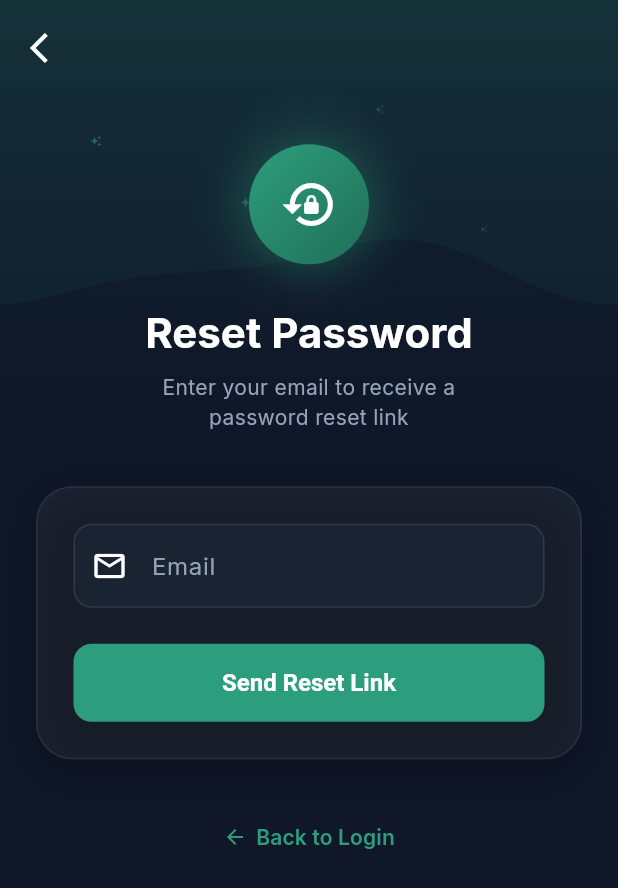
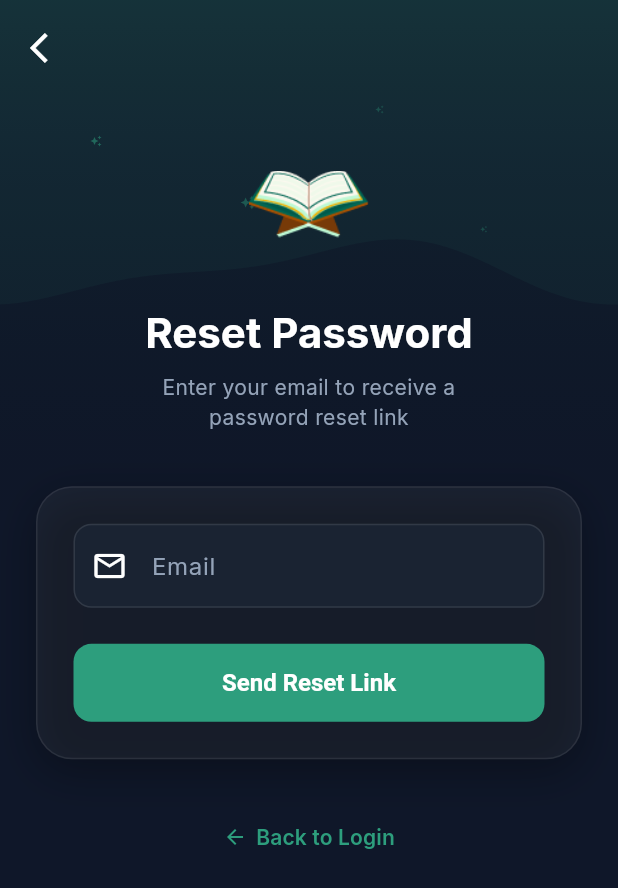
Before and after one commit to SajjadKhanYousafzai/Saamay_AI_FYP, a Flutter app: the screen it shows after launch, after a tap on "Forgot Password?", on a phone screen of 412 x 824 dp. Shown: the top 888 px of the screen. Run offline on Flutter 3.47's test engine with Material 3 defaults, Android fonts, the phone set to English and light mode, and no system bars; our stand-ins replace audioplayers, fl_chart, google_fonts, shared_preferences, supabase_flutter; missing offline and left inert: record; accounts and stored records are empty; statements that could not run were skipped.

Commit message:
implement authentication module with signup, login, loading, and reset password screens

```diff
--- a/saamay_ai/lib/features/auth/loading/loading_screen.dart
+++ b/saamay_ai/lib/features/auth/loading/loading_screen.dart
@@ -67,27 +67,25 @@ class _LoadingScreenState extends State<LoadingScreen>
                 child: Column(
                   mainAxisAlignment: MainAxisAlignment.center,
                   children: [
+                    // Bismillah
+                    Image.asset(
+                      'assets/images/BM.png',
+                      width: 200,
+                      height: 40,
+                      fit: BoxFit.contain,
+                      color: Colors.white,
+                    ),
+                    const SizedBox(height: 20),
                     // App icon
                     Container(
-                      width: 100,
-                      height: 100,
-                      decoration: BoxDecoration(
-                        shape: BoxShape.circle,
-                        gradient: const LinearGradient(
-                          colors: AppColors.heroGradient,
-                        ),
-                        boxShadow: [
-                          BoxShadow(
-                            color: AppColors.primaryGreen.withValues(alpha: 0.4),
-                            blurRadius: 30,
-                            spreadRadius: 5,
-                          ),
-                        ],
-                      ),
-                      child: const Icon(
-                        Icons.auto_stories,
-                        color: Colors.white,
-                        size: 48,
+                      width: 120,
+                      height: 120,
+                      alignment: Alignment.center,
+                      child: Image.asset(
+                        'assets/images/book.png',
+                        width: 120,
+                        height: 120,
+                        fit: BoxFit.contain,
                       ),
                     ),
                     const SizedBox(height: 24),
--- a/saamay_ai/lib/features/auth/login/login_screen.dart
+++ b/saamay_ai/lib/features/auth/login/login_screen.dart
@@ -164,19 +164,21 @@ class _LoginScreenState extends State<LoginScreen>
                     children: [
                       const SizedBox(height: 70),
 
-                      // ── Book logo with glow ──
+                      // ── Bismillah ──
+                      Image.asset(
+                        'assets/images/BM.png',
+                        width: 200,
+                        height: 40,
+                        fit: BoxFit.contain,
+                        color: isDark ? Colors.white : null,
+                      ),
+                      const SizedBox(height: 20),
+
+                      // ── Book logo ──
                       Container(
                         width: 120,
                         height: 120,
-                        decoration: BoxDecoration(
-                          boxShadow: [
-                            BoxShadow(
-                              color: primary.withOpacity(0.3),
-                              blurRadius: 30,
-                              spreadRadius: 2,
-                            ),
-                          ],
-                        ),
+                        alignment: Alignment.center,
                         child: Image.asset(
                           'assets/images/book.png',
                           fit: BoxFit.contain,
--- a/saamay_ai/lib/features/auth/reset_password/reset_password_screen.dart
+++ b/saamay_ai/lib/features/auth/reset_password/reset_password_screen.dart
@@ -190,32 +190,14 @@ class _ResetPasswordScreenState extends State<ResetPasswordScreen>
                           children: [
                             const SizedBox(height: 40),
 
-                            // ── Logo icon with glow ──
+                            // ── Book logo ──
                             Container(
                               width: 80,
                               height: 80,
-                              decoration: BoxDecoration(
-                                shape: BoxShape.circle,
-                                gradient: LinearGradient(
-                                  begin: Alignment.topLeft,
-                                  end: Alignment.bottomRight,
-                                  colors: [
-                                    primary,
-                                    Color.lerp(primary, Colors.black, 0.3)!,
-                                  ],
-                                ),
-                                boxShadow: [
-                                  BoxShadow(
-                                    color: primary.withOpacity(0.4),
-                                    blurRadius: 28,
-                                    spreadRadius: 4,
-                                  ),
-                                ],
-                              ),
-                              child: const Icon(
-                                Icons.lock_reset,
-                                color: Colors.white,
-                                size: 38,
+                              alignment: Alignment.center,
+                              child: Image.asset(
+                                'assets/images/book.png',
+                                fit: BoxFit.contain,
                               ),
                             ),
                             const SizedBox(height: 28),
--- a/saamay_ai/lib/features/auth/signup/signup_screen.dart
+++ b/saamay_ai/lib/features/auth/signup/signup_screen.dart
@@ -200,32 +200,14 @@ class _SignUpScreenState extends State<SignUpScreen>
                           children: [
                             const SizedBox(height: 12),
 
-                            // ── Logo icon with glow ──
+                            // ── Book logo ──
                             Container(
-                              width: 72,
-                              height: 72,
-                              decoration: BoxDecoration(
-                                shape: BoxShape.circle,
-                                gradient: LinearGradient(
-                                  begin: Alignment.topLeft,
-                                  end: Alignment.bottomRight,
-                                  colors: [
-                                    primary,
-                                    Color.lerp(primary, Colors.black, 0.3)!,
-                                  ],
-                                ),
-                                boxShadow: [
-                                  BoxShadow(
-                                    color: primary.withOpacity(0.4),
-                                    blurRadius: 24,
-                                    spreadRadius: 3,
-                                  ),
-                                ],
-                              ),
-                              child: const Icon(
-                                Icons.person_add_alt_1,
-                                color: Colors.white,
-                                size: 34,
+                              width: 80,
+                              height: 80,
+                              alignment: Alignment.center,
+                              child: Image.asset(
+                                'assets/images/book.png',
+                                fit: BoxFit.contain,
                               ),
                             ),
                             const SizedBox(height: 22),
```
